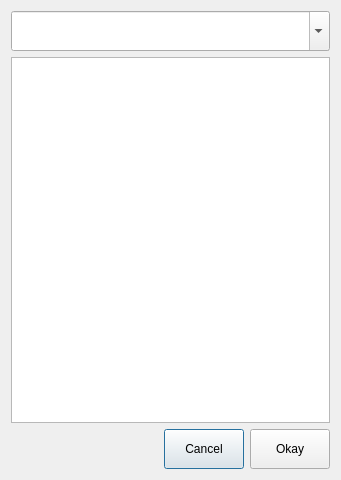
Above: cfiledialog.ui from AFunProgrammer/imageutility before the change. Below: the same form after it.
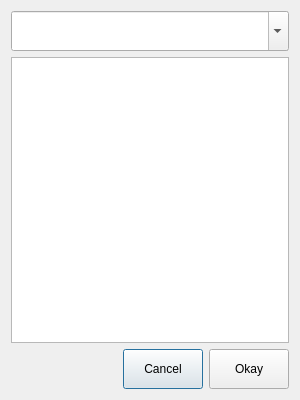
That is the form after the change.

Commit message: Adjust Ui Display to have the image look more correct proportionally

Patch:
```diff
--- a/cfiledialog.ui
+++ b/cfiledialog.ui
@@ -6,8 +6,8 @@
    <rect>
     <x>0</x>
     <y>0</y>
-    <width>341</width>
-    <height>480</height>
+    <width>300</width>
+    <height>400</height>
    </rect>
   </property>
   <property name="windowTitle">
```
Left out of the diff: 3 changed lines with no effect on the pictures. The commit also changes 4 other files.
